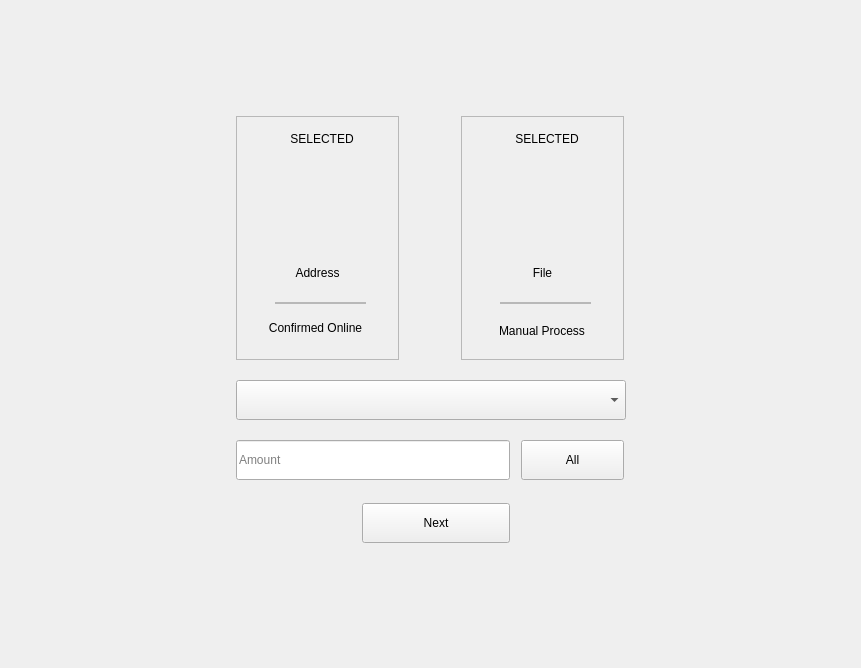
Qt form windows/g_sendStarting.ui (0xkobe/mwc-wallet) before a commit.
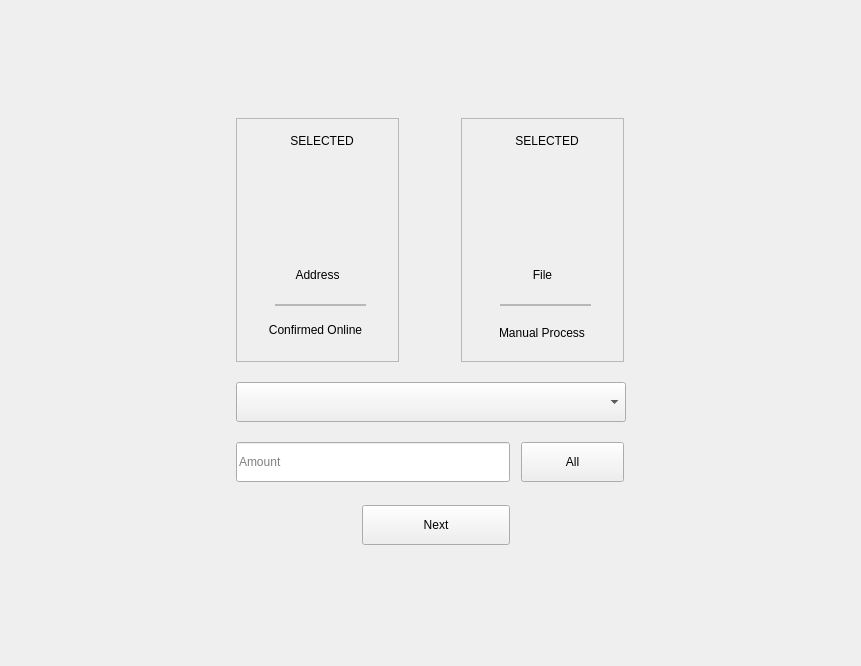
The same form after that commit. Icons and pictures are not drawn. Custom widgets are drawn as their Qt base class.

Diff of the .ui file:
```diff
--- a/windows/g_sendStarting.ui
+++ b/windows/g_sendStarting.ui
@@ -7,25 +7,42 @@
     <x>0</x>
     <y>0</y>
     <width>861</width>
-    <height>668</height>
+    <height>666</height>
    </rect>
   </property>
   <property name="windowTitle">
    <string>Form</string>
   </property>
   <layout class="QVBoxLayout" name="verticalLayout_2" stretch="1,0,1">
+   <property name="spacing">
+    <number>0</number>
+   </property>
    <item>
-    <spacer name="verticalSpacer">
+    <layout class="QHBoxLayout" name="horizontalLayout_3">
+     <item>
+      <widget class="QWidget" name="verticalSpacer_4" native="true">
+       <property name="minimumSize">
+        <size>
+         <width>0</width>
+         <height>60</height>
+        </size>
+       </property>
+      </widget>
+     </item>
+     <item>
+      <spacer name="horizontalSpacer_5">
      <property name="orientation">
-      <enum>Qt::Vertical</enum>
+        <enum>Qt::Horizontal</enum>
      </property>
      <property name="sizeHint" stdset="0">
       <size>
-       <width>20</width>
-       <height>90</height>
+         <width>40</width>
+         <height>20</height>
       </size>
      </property>
     </spacer>
+     </item>
+    </layout>
    </item>
    <item>
     <layout class="QHBoxLayout" name="horizontalLayout">
@@ -415,6 +432,9 @@
    </item>
    <item>
     <layout class="QVBoxLayout" name="verticalLayout" stretch="1,0,1">
+     <property name="spacing">
+      <number>0</number>
+     </property>
      <item>
       <spacer name="verticalSpacer_2">
        <property name="orientation">
```
Lines whose indentation alone changed are shown as unchanged.
